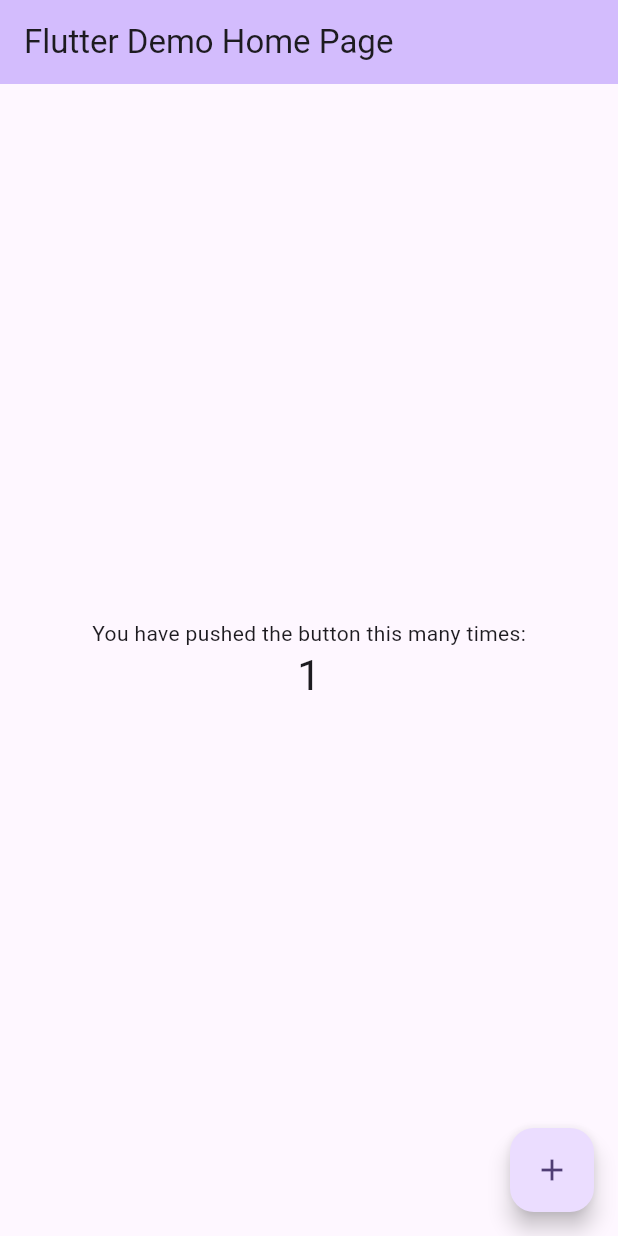
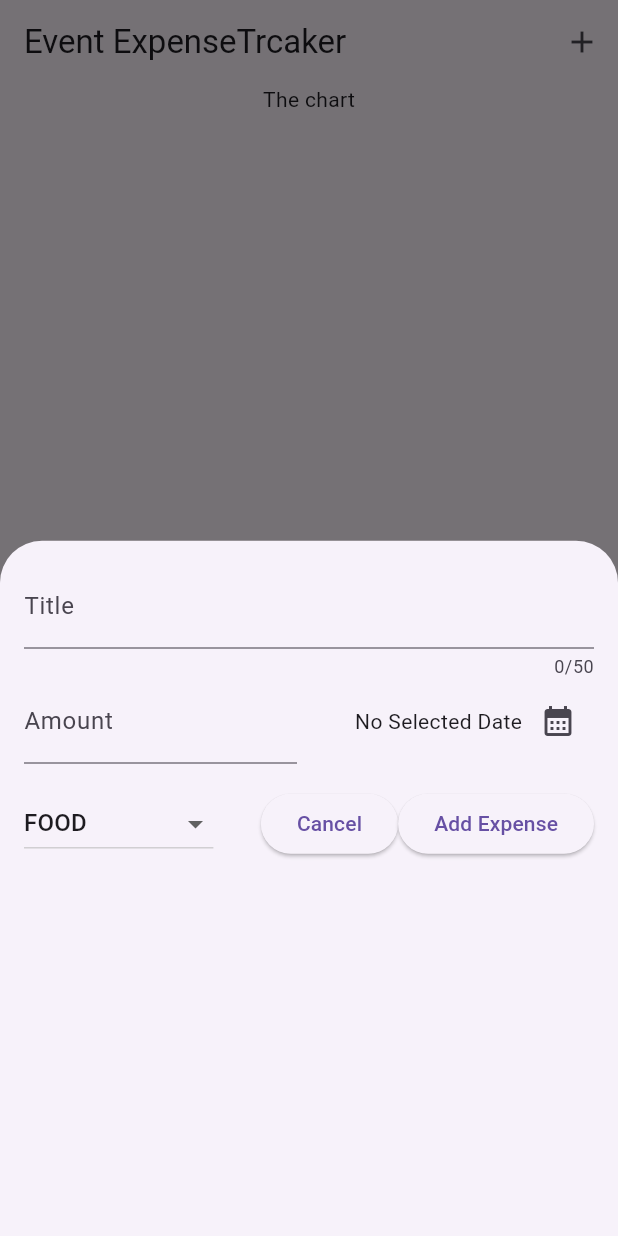
Before and after one commit to Hemalv02/Momento, a Flutter app: the screen it shows after launch, after a tap on the "add" icon, on a phone screen of 412 x 824 dp. Run offline on Flutter 3.47's test engine with Material 3 defaults, Android fonts, the phone set to English and light mode, and no system bars.

Commit message:
Added Expense

```diff
--- /dev/null
+++ b/lib/controller/add_expense.dart
@@ -0,0 +1,156 @@
+import 'package:momento/model/expense.dart';
+import 'package:flutter/material.dart';
+
+class AddExpense extends StatefulWidget {
+  const AddExpense({super.key, required this.addExpense});
+  final void Function(Expense expense) addExpense;
+  @override
+  State<AddExpense> createState() {
+    return _AddExpenseState();
+  }
+}
+
+class _AddExpenseState extends State<AddExpense> {
+  final TextEditingController _titleController = TextEditingController();
+  final TextEditingController _amountController = TextEditingController();
+  DateTime? _selectedDate;
+  Category _selectedCategory = Category.food;
+
+  @override
+  void dispose() {
+    _titleController.dispose();
+    _amountController.dispose();
+    super.dispose();
+  }
+
+  void _submitExpenseData() {
+    final enteredAmount = double.tryParse(_amountController.text);
+    final amountIsInvalid = enteredAmount == null || enteredAmount <= 0;
+    if (_titleController.text.trim().isEmpty ||
+        amountIsInvalid||
+        _selectedDate == null) {
+      showDialog(context: context, builder: (ctx) {
+        return AlertDialog(
+          title: const Text('Invalid Input'),
+          content: const Text('Please make sure a valid title, amount, date and category was entered'),
+          actions: [
+            TextButton(
+              onPressed: () {
+                Navigator.pop(context);
+              },
+              child: const Text('Okay'),
+            )
+          ],
+        );
+      });
+      return;
+    }
+    widget.addExpense(Expense(
+      title: _titleController.text.toUpperCase(),
+      amount: enteredAmount,
+      date: _selectedDate!,
+      category: _selectedCategory,
+    ));
+  }
+
+  void _datePicker() async {
+    final now = DateTime.now();
+    final firstDate = DateTime(now.year - 1, now.month, now.day);
+    final pickedDate = await showDatePicker(
+        context: context,
+        initialDate: now,
+        firstDate: firstDate,
+        lastDate: DateTime.now());
+
+    setState(() {
+      _selectedDate = pickedDate;
+    });
+  }
+
+  @override
+  Widget build(BuildContext context) {
+    return Padding(
+      padding: const EdgeInsets.all(16),
+      child: Column(
+        children: [
+          TextField(
+              decoration: const InputDecoration(labelText: 'Title'),
+              keyboardType: TextInputType.text,
+              maxLength: 50,
+              controller: _titleController),
+          Row(
+            children: [
+              Expanded(
+                child: TextField(
+                    decoration: const InputDecoration(
+                      labelText: 'Amount',
+                      prefixText: '৳',
+                    ),
+                    keyboardType: TextInputType.number,
+                    controller: _amountController),
+              ),
+              const SizedBox(
+                width: 16,
+              ),
+              Expanded(
+                child: Row(
+                  mainAxisAlignment: MainAxisAlignment.end,
+                  crossAxisAlignment: CrossAxisAlignment.center,
+                  children: [
+                    Text(_selectedDate == null
+                        ? 'No Selected Date'
+                        : formatter.format(_selectedDate!)),
+                    IconButton(
+                        onPressed: _datePicker,
+                        icon: const Icon(
+                          Icons.calendar_month_sharp,
+                        )),
+                  ],
+                ),
+              ),
+            ],
+          ),
+          const SizedBox(
+            height: 16,
+          ),
+          Row(
+            children: [
+              DropdownButton(
+                value: _selectedCategory,
+                items: Category.values
+                    .map(
+                      (category) => DropdownMenuItem(
+                        value: category,
+                        child: Text(
+                          category.name.toUpperCase(),
+                        ),
+                      ),
+                    )
+                    .toList(),
+                onChanged: (value) {
+                  if (value == null) {
+                    return;
+                  }
+                  setState(() {
+                    _selectedCategory = value;
+                  });
+                },
+              ),
+              const Spacer(),
+              ElevatedButton(
+                onPressed: () {
+                  Navigator.pop(context);
+                },
+                child: const Text('Cancel'),
+              ),
+              ElevatedButton(
+                onPressed: _submitExpenseData,
+                child: const Text('Add Expense'),
+              ),
+            ],
+          )
+        ],
+      ),
+    );
+  }
+}
--- /dev/null
+++ b/lib/controller/expenses.dart
@@ -0,0 +1,54 @@
+import 'package:momento/controller/add_expense.dart';
+import 'package:momento/model/expense.dart';
+import 'package:flutter/material.dart';
+import 'package:momento/controller/expenses_list.dart';
+
+class Expenses extends StatefulWidget {
+  const Expenses({super.key});
+
+  @override
+  State<Expenses> createState() {
+    return _ExpensesState();
+  }
+}
+
+class _ExpensesState extends State<Expenses> {
+  final List<Expense> _registeredExpensesList = [];
+
+  void addExpense(Expense newExpense) {
+    setState(() {
+      _registeredExpensesList.add(newExpense);
+    });
+  }
+
+  void _onAddNewExpenseLayout() {
+    showModalBottomSheet(
+        context: context,
+        builder: (ctx) => AddExpense(
+              addExpense: addExpense,
+            ));
+  }
+
+  @override
+  Widget build(BuildContext context) {
+    return Scaffold(
+      appBar: AppBar(
+        title: const Text("Event ExpenseTrcaker"),
+        actions: [
+          IconButton(
+            onPressed: _onAddNewExpenseLayout,
+            icon: const Icon(Icons.add),
+          )
+        ],
+      ),
+      body: Column(
+        children: [
+          const Text("The chart"),
+          Expanded(
+            child: ExpensesList(expenses: _registeredExpensesList),
+          ),
+        ],
+      ),
+    );
+  }
+}
--- /dev/null
+++ b/lib/controller/expenses_list.dart
@@ -0,0 +1,17 @@
+import 'package:momento/view/expense_item.dart';
+import 'package:flutter/material.dart';
+import 'package:momento/model/expense.dart';
+
+class ExpensesList extends StatelessWidget {
+  const ExpensesList({super.key, required this.expenses});
+
+  final List<Expense> expenses;
+
+  @override
+  Widget build(BuildContext context) {
+    return ListView.builder(
+      itemCount: expenses.length,
+      itemBuilder: (context, index) => ExpenseItem(expense: expenses[index]),
+    );
+  }
+}
--- /dev/null
+++ b/lib/dummy_data.dart
@@ -0,0 +1,62 @@
+import 'package:momento/model/expense.dart';
+//expanded hav to be used in the parent widget to make the child widget to take the full space of the parent widget
+//expanded is used in row in row or column/ListVeiw/GridView in column
+//function pass to the childwidget which would be called in the child widget that would be
+//implemented with setState in parent widget
+class DummyData {
+  final List<Expense> _registeredExpensesList = [
+      Expense(
+      title: "Breakfast",
+      amount: 20000,
+      date: DateTime.now(),
+      category: Category.food,
+    ),
+    Expense(
+      title: "Lunch",
+      amount: 50000,
+      date: DateTime.now(),
+      category: Category.food,
+    ),
+    Expense(
+      title: "Venue Rental",
+      amount: 50000,
+      date: DateTime.now(),
+      category: Category.venue,
+    ),
+    Expense(
+      title: "T-Shirt Printing",
+      amount: 15000,
+      date: DateTime.now(),
+      category: Category.tShirt,
+    ),
+    Expense(
+      title: "Live Band",
+      amount: 30000,
+      date: DateTime.now(),
+      category: Category.music,
+    ),
+    Expense(
+      title: "Taxi Fare",
+      amount: 12000,
+      date: DateTime.now(),
+      category: Category.transport,
+    ),
+    Expense(
+      title: "Birthday Gift",
+      amount: 8000,
+      date: DateTime.now(),
+      category: Category.gift,
+    ),
+    Expense(
+      title: "Raffle Tickets",
+      amount: 5000,
+      date: DateTime.now(),
+      category: Category.raffleDraw,
+    ),
+    Expense(
+      title: "Party Decorations",
+      amount: 10000,
+      date: DateTime.now(),
+      category: Category.decoration,
+    ),];
+}
--- a/lib/main.dart
+++ b/lib/main.dart
@@ -1,125 +1,8 @@
+import 'package:momento/controller/expenses.dart';
 import 'package:flutter/material.dart';
-
-void main() {
-  runApp(const MyApp());
+void main(){
+  runApp(const MaterialApp(
+    debugShowCheckedModeBanner: false,
+    home:Expenses(),
+  ),);
 }
-
-class MyApp extends StatelessWidget {
-  const MyApp({super.key});
-
-  // This widget is the root of your application.
-  @override
-  Widget build(BuildContext context) {
-    return MaterialApp(
-      title: 'Flutter Demo',
-      theme: ThemeData(
-        // This is the theme of your application.
-        //
-        // TRY THIS: Try running your application with "flutter run". You'll see
-        // the application has a purple toolbar. Then, without quitting the app,
-        // try changing the seedColor in the colorScheme below to Colors.green
-        // and then invoke "hot reload" (save your changes or press the "hot
-        // reload" button in a Flutter-supported IDE, or press "r" if you used
-        // the command line to start the app).
-        //
-        // Notice that the counter didn't reset back to zero; the application
-        // state is not lost during the reload. To reset the state, use hot
-        // restart instead.
-        //
-        // This works for code too, not just values: Most code changes can be
-        // tested with just a hot reload.
-        colorScheme: ColorScheme.fromSeed(seedColor: Colors.deepPurple),
-        useMaterial3: true,
-      ),
-      home: const MyHomePage(title: 'Flutter Demo Home Page'),
-    );
-  }
-}
-
-class MyHomePage extends StatefulWidget {
-  const MyHomePage({super.key, required this.title});
-
-  // This widget is the home page of your application. It is stateful, meaning
-  // that it has a State object (defined below) that contains fields that affect
-  // how it looks.
-
-  // This class is the configuration for the state. It holds the values (in this
-  // case the title) provided by the parent (in this case the App widget) and
-  // used by the build method of the State. Fields in a Widget subclass are
-  // always marked "final".
-
-  final String title;
-
-  @override
-  State<MyHomePage> createState() => _MyHomePageState();
-}
-
-class _MyHomePageState extends State<MyHomePage> {
-  int _counter = 0;
-
-  void _incrementCounter() {
-    setState(() {
-      // This call to setState tells the Flutter framework that something has
-      // changed in this State, which causes it to rerun the build method below
-      // so that the display can reflect the updated values. If we changed
-      // _counter without calling setState(), then the build method would not be
-      // called again, and so nothing would appear to happen.
-      _counter++;
-    });
-  }
-
-  @override
-  Widget build(BuildContext context) {
-    // This method is rerun every time setState is called, for instance as done
-    // by the _incrementCounter method above.
-    //
-    // The Flutter framework has been optimized to make rerunning build methods
-    // fast, so that you can just rebuild anything that needs updating rather
-    // than having to individually change instances of widgets.
-    return Scaffold(
-      appBar: AppBar(
-        // TRY THIS: Try changing the color here to a specific color (to
-        // Colors.amber, perhaps?) and trigger a hot reload to see the AppBar
-        // change color while the other colors stay the same.
-        backgroundColor: Theme.of(context).colorScheme.inversePrimary,
-        // Here we take the value from the MyHomePage object that was created by
-        // the App.build method, and use it to set our appbar title.
-        title: Text(widget.title),
-      ),
-      body: Center(
-        // Center is a layout widget. It takes a single child and positions it
-        // in the middle of the parent.
-        child: Column(
-          // Column is also a layout widget. It takes a list of children and
-          // arranges them vertically. By default, it sizes itself to fit its
-          // children horizontally, and tries to be as tall as its parent.
-          //
-          // Column has various properties to control how it sizes itself and
-          // how it positions its children. Here we use mainAxisAlignment to
-          // center the children vertically; the main axis here is the vertical
-          // axis because Columns are vertical (the cross axis would be
-          // horizontal).
-          //
-          // TRY THIS: Invoke "debug painting" (choose the "Toggle Debug Paint"
-          // action in the IDE, or press "p" in the console), to see the
-          // wireframe for each widget.
-          mainAxisAlignment: MainAxisAlignment.center,
-          children: <Widget>[
-            const Text(
-              'You have pushed the button this many times:',
-            ),
-            Text(
-              '$_counter',
-              style: Theme.of(context).textTheme.headlineMedium,
-            ),
-          ],
-        ),
-      ),
-      floatingActionButton: FloatingActionButton(
-        onPressed: _incrementCounter,
-        tooltip: 'Increment',
-        child: const Icon(Icons.add),
-      ), // This trailing comma makes auto-formatting nicer for build methods.
-    );
-  }
-}
--- /dev/null
+++ b/lib/model/expense.dart
@@ -0,0 +1,46 @@
+import 'package:flutter/material.dart';
+import 'package:uuid/uuid.dart';
+import 'package:intl/intl.dart';
+
+final formatter=DateFormat.yMd();
+const uuid=Uuid();
+
+enum Category{
+  food,
+  tShirt,
+  music,
+  venue,
+  transport,
+  gift,
+  raffleDraw,
+  decoration
+}
+
+final categoryIcons={
+Category.food : Icons.lunch_dining_rounded,
+Category.tShirt : Icons.checkroom,
+Category.music : Icons.library_music,
+Category.venue : Icons.add_location_rounded, // Venue instead of location
+Category.transport : Icons.directions_bus,
+Category.gift : Icons.redeem,
+Category.raffleDraw : Icons.emoji_events,
+Category.decoration : Icons.celebration,
+
+};
+
+class Expense {
+  String title;
+  double amount;
+  String id;
+  DateTime date;
+  Category category;
+  String get formattedDate {
+    return formatter.format(date);
+  }
+  Expense({
+    required this.title,
+    required this.amount,
+    required this.date,
+    required this.category,
+  }) : id=uuid.v4();
+}
--- /dev/null
+++ b/lib/view/expense_item.dart
@@ -0,0 +1,38 @@
+
+import 'package:momento/model/expense.dart';
+import 'package:flutter/material.dart';
+
+class ExpenseItem extends StatelessWidget {
+  const ExpenseItem({super.key, required this.expense});
+  final Expense expense;
+  @override
+  Widget build(BuildContext context) {
+    return Card(
+        child: Padding(
+      padding: const EdgeInsets.symmetric(horizontal: 20, vertical: 16),
+      child: Column(
+        children: [
+          Text(expense.title),
+          const SizedBox(height: 4),
+          Row(
+            children: [
+              Text(
+                '৳${expense.amount.toStringAsFixed(2)}',
+              ),
+              const Spacer(),
+              Row(
+                children: [
+                  Icon(categoryIcons[expense.category]),
+                  const SizedBox(
+                    width: 8,
+                  ),
+                  Text(expense.formattedDate),
+                ],
+              )
+            ],
+          ),
+        ],
+      ),
+    ));
+  }
+}
```
Also changed, not shown: pubspec.yaml (+3 -4 lines), pubspec.lock, 1 other file.
